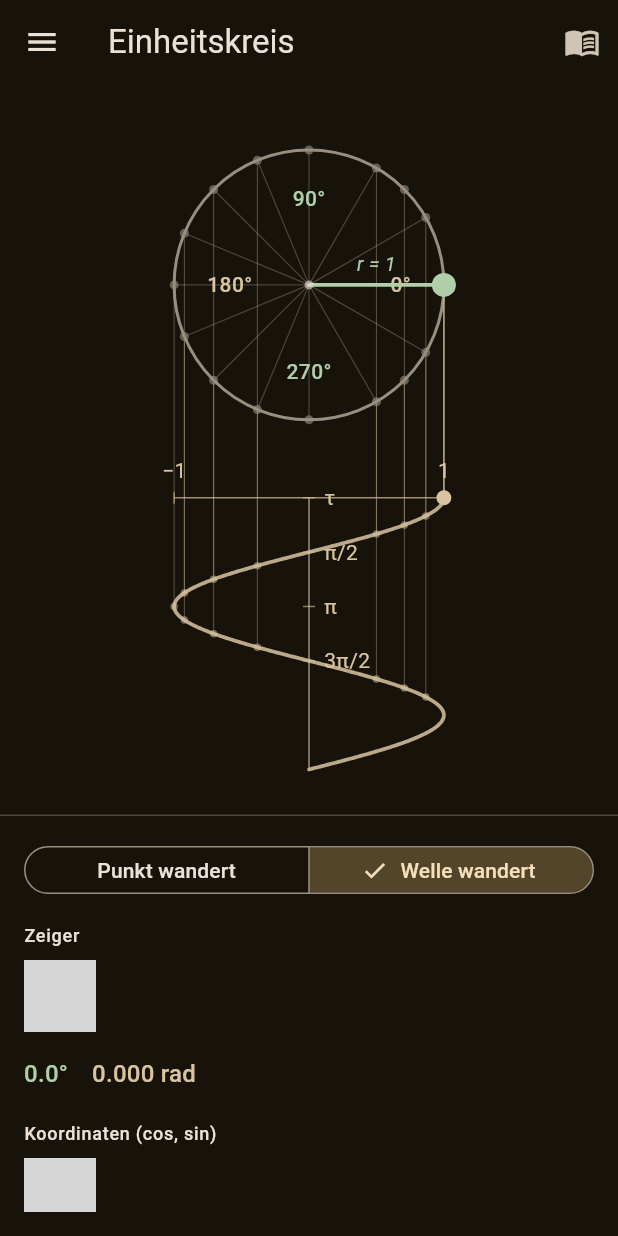
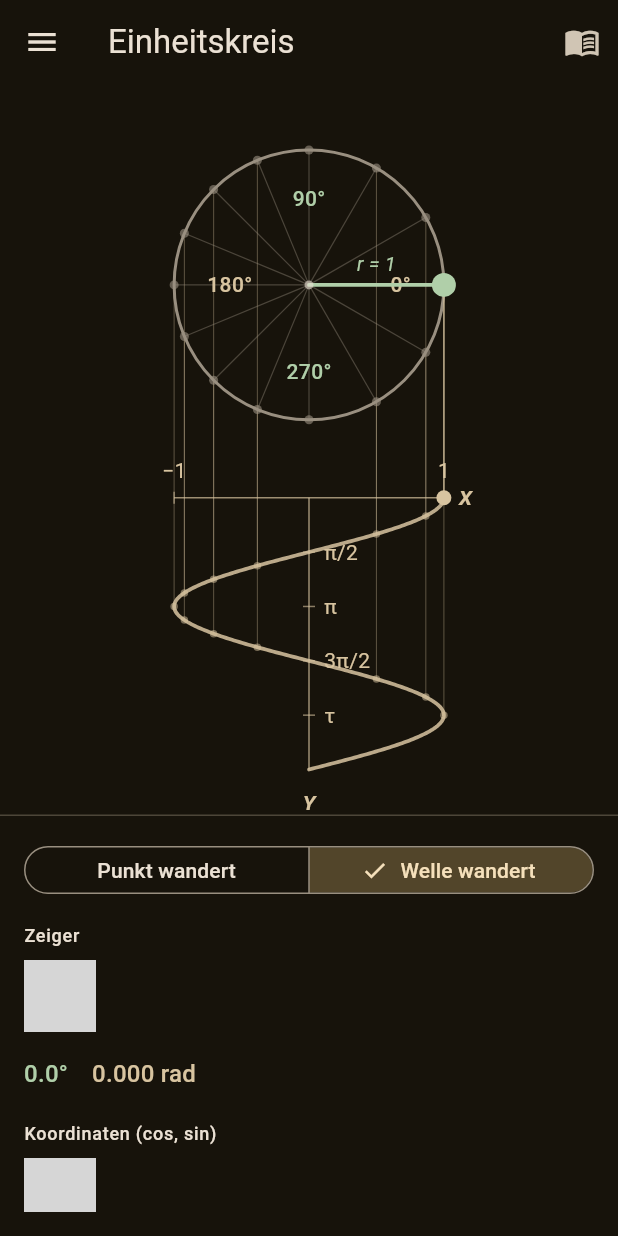
Before and after one commit to Bawdyness/steiner_chain, a Flutter app: the UnitCirclePage screen opened directly, after a tap on "Welle wandert", on a phone screen of 412 x 824 dp. Run offline on Flutter 3.47's test engine with Material 3 defaults, Android fonts, the phone set to English and light mode, and no system bars; missing offline and left inert: flutter_math_fork, markdown; grey boxes are pictures that could not be loaded.

Commit message:
Painter-Polish: Achsenbeschriftung, τ-Boundary-Fix, π/6-Hemisphäre bereinigt
Drei kleine Korrekturen an der Einheitskreis-Visualisierung.

X- und Y-Achse der Welle bekommen explizite Beschriftung am
Achsen-Ende (in der Sin/Cos-Akzentfarbe, kursiv). Vorher konnten
die Tick-Werte π und τ als Achsen-Namen fehlinterpretiert werden.

τ-Boundary-Bug behoben: das τ-Tick (genau bei θ=2π) wurde durch
die Modulo-Logik in _referenceWaveEnd auf den Ursprung gemappt
(Dart's `2π % 2π` liefert 0). Fix: Modulo nur bei strikt außerhalb
[0, 2π], nicht an der inklusiven Grenze. Selbe Logik wie in
_curvePath, jetzt auch hier konsequent.

π/6-Hemisphäre konsequent gemacht: 45°/135° (Wide) und 45°/315°
(Narrow) sind aus den Reference-Anker-Listen raus, weil sie das
strikte 30°-Raster der π/6-Familie auf der jeweiligen Hemisphäre
durchbrechen. Die π/4-Brüder 225°/315° (Wide) bzw. 135°/225°
(Narrow) bleiben dort, weil sie zur π/8-Familie der anderen
Hemisphäre passen (π/4 = 22.5°·2). Snap an 45° funktioniert
weiter, weil kCheckpoints unabhängig ist.

CLAUDE.md aktualisiert mit den drei Boundary-Modulo-Fällen, der
strikten Hemisphären-Familien-Trennung, der Lizenz-Architektur
und den Build-Identitäts-Details.

Co-Authored-By: Claude Opus 4.7 <noreply@anthropic.com>

```diff
--- a/lib/tools/unit_circle/scene_painter.dart
+++ b/lib/tools/unit_circle/scene_painter.dart
@@ -132,19 +132,21 @@ class SceneLayout {
 const double _waveDisplayRange = 2.5 * math.pi;
 
 /// Anker-Winkel für die Verbindungs-Linien im Wide-Layout (Sinus-Welle).
-/// Obere Hälfte: π/6-Familie (Drittelung) — auch 45°/135° als π/4-Brüder.
-/// Untere Hälfte: π/8-Familie (Viertelung).
+/// Obere Hälfte: π/6-Familie (Drittelung) — strikt 30°-Schritte ohne π/4-
+/// Einsprengsel. Untere Hälfte: π/8-Familie (Viertelung), inkl. der
+/// π/4-Brüder 225°/315°, die dort sauber im 22.5°-Raster sitzen.
 const List<double> _referenceAnglesWide = [
-  30, 45, 60, 90, 120, 135, 150,
+  30, 60, 90, 120, 150,
   202.5, 225, 247.5, 270, 292.5, 315, 337.5,
 ];
 
 /// Anker-Winkel für das Narrow-Layout (Cosinus-Welle, vertikale
-/// Verbindungs-Linien). Rechte Hälfte (cos > 0): π/6-Familie + π/4.
-/// Linke Hälfte (cos < 0): π/8-Familie. 90° und 270° entfallen, weil
-/// dort cos = 0 — die Linie hätte keine horizontale Auslenkung.
+/// Verbindungs-Linien). Rechte Hälfte (cos > 0): π/6-Familie strikt in
+/// 30°-Schritten. Linke Hälfte (cos < 0): π/8-Familie inkl. 135°/225°.
+/// 90° und 270° entfallen, weil dort cos = 0 — die Linie hätte keine
+/// horizontale Auslenkung.
 const List<double> _referenceAnglesNarrow = [
-  0, 30, 45, 60, 300, 315, 330, 360,
+  0, 30, 60, 300, 330, 360,
   112.5, 135, 157.5, 180, 202.5, 225, 247.5,
 ];
 
@@ -230,10 +232,14 @@ class UnitCircleScenePainter extends CustomPainter {
     double offset;
     if (waveMode == WaveMode.waveOnMarker) {
       offset = angleRad - angleDegrees * math.pi / 180;
+    } else {
+      offset = angleRad;
+    }
+    // Modulo nur, wenn strikt außerhalb [0, 2π] — sonst landet der τ-Tick
+    // (genau bei 2π) wegen `2π mod 2π = 0` am Ursprung statt an seiner
+    // korrekten Position am Ende der ersten Periode.
+    if (offset < 0 || offset > 2 * math.pi) {
       offset = offset % (2 * math.pi);
-      if (offset < 0) offset += 2 * math.pi;
-    } else {
-      offset = angleRad % (2 * math.pi);
       if (offset < 0) offset += 2 * math.pi;
     }
     return _placeOnWave(l, offset / _waveDisplayRange, angleRad);
@@ -316,6 +322,12 @@ class UnitCircleScenePainter extends CustomPainter {
       ..color = color.withValues(alpha: 0.6);
     final labelStyle = textStyle.copyWith(color: color);
 
+    final axisLabelStyle = textStyle.copyWith(
+      color: color,
+      fontStyle: FontStyle.italic,
+      fontWeight: FontWeight.w600,
+    );
+
     if (l.wide) {
       // X-Achse (θ-Achse, horizontal) — bis zum Plot-Ende, d.h. _waveDisplayRange
       canvas.drawLine(
@@ -330,6 +342,21 @@ class UnitCircleScenePainter extends CustomPainter {
         axis,
       );
       _waveTickLabels(canvas, l, tick, labelStyle);
+      // Achsen-Beschriftungen X (rechts) und Y (oben)
+      _paintLabel(
+        canvas,
+        'X',
+        Offset(l.waveOrigin.dx + l.waveLength + 12, l.waveOrigin.dy),
+        Alignment.centerLeft,
+        axisLabelStyle,
+      );
+      _paintLabel(
+        canvas,
+        'Y',
+        Offset(l.waveOrigin.dx, l.waveOrigin.dy - l.waveAmplitude - 10),
+        Alignment.bottomCenter,
+        axisLabelStyle,
+      );
       return;
     }
 
@@ -345,6 +372,22 @@ class UnitCircleScenePainter extends CustomPainter {
       axis,
     );
     _waveTickLabels(canvas, l, tick, labelStyle);
+    // Achsen-Beschriftungen X (rechts) und Y (unten — θ-Achse zeigt nach
+    // unten, Label am Pfeil-Ende ist konventionell).
+    _paintLabel(
+      canvas,
+      'X',
+      Offset(l.waveOrigin.dx + l.waveAmplitude + 10, l.waveOrigin.dy),
+      Alignment.centerLeft,
+      axisLabelStyle,
+    );
+    _paintLabel(
+      canvas,
+      'Y',
+      Offset(l.waveOrigin.dx, l.waveOrigin.dy + l.waveLength + 12),
+      Alignment.topCenter,
+      axisLabelStyle,
+    );
   }
 
   void _waveTickLabels(
```
Also changed, not shown: 1 other file.
